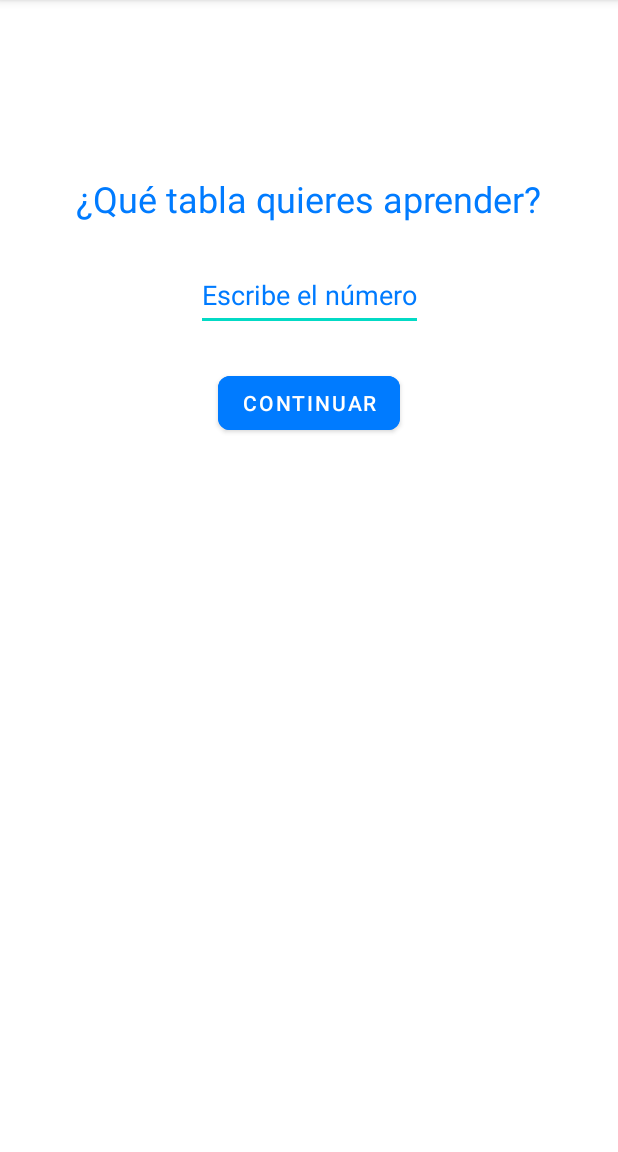
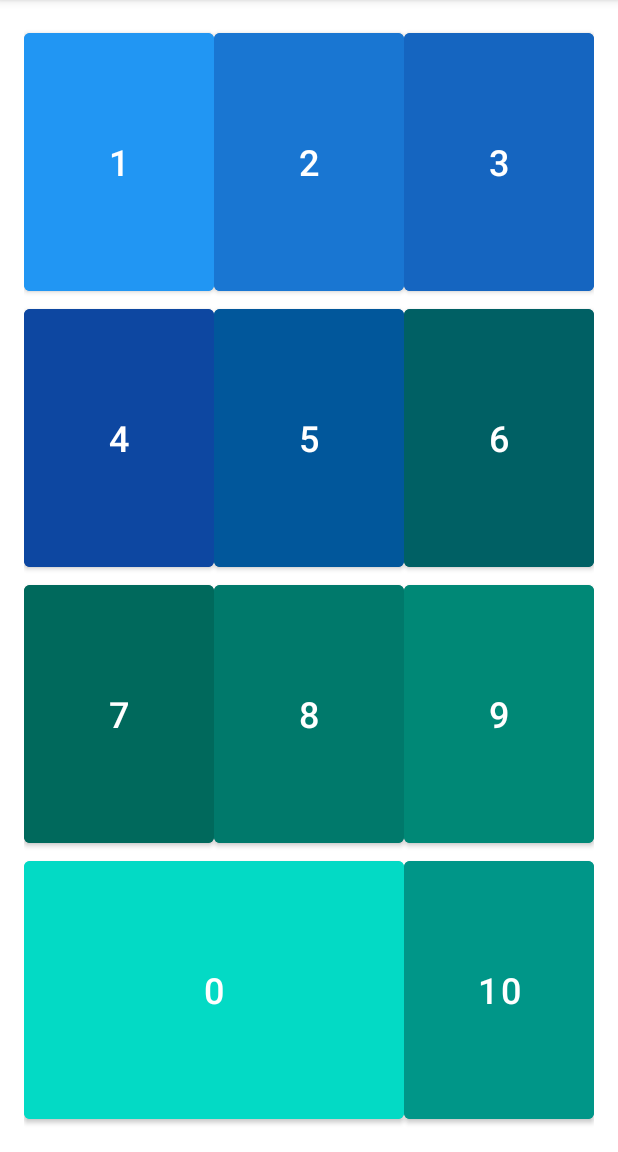
Before and after one commit to hilariocamachomore/MarinaAprendeAMultiplicar, an Android app: the ElegirTablaAprenderActivity screen opened directly, with no data from a screen before it, on a phone screen of 412 x 824 dp, the part 84-1236 px from its top. Run offline under Robolectric (Android 15) with nearby library versions, the light colour scheme and no system bars.

Commit message:
creados botones de colores en INF1

```diff
--- a/app/src/main/java/com/example/marinaaprendeamultiplicar/ElegirTablaAprenderActivity.kt
+++ b/app/src/main/java/com/example/marinaaprendeamultiplicar/ElegirTablaAprenderActivity.kt
@@ -1,30 +1,39 @@
 package com.example.marinaaprendeamultiplicar
 
+import android.annotation.SuppressLint
 import android.content.Intent
 import androidx.appcompat.app.AppCompatActivity
 import android.os.Bundle
 import android.widget.Button
-import android.widget.EditText
-import android.widget.Toast
 
 class ElegirTablaAprenderActivity : AppCompatActivity() {
+
+    @SuppressLint("MissingInflatedId")
     override fun onCreate(savedInstanceState: Bundle?) {
         super.onCreate(savedInstanceState)
         setContentView(R.layout.activity_elegir_tabla_aprender)
 
-        val edtNumeroTabla = findViewById<EditText>(R.id.edtNumeroTabla)
-        val btnContinuar = findViewById<Button>(R.id.btnContinuar)
+        // Configurar listeners para los botones
+        val buttons = arrayOf(
+            findViewById<Button>(R.id.button1),
+            findViewById<Button>(R.id.button2),
+            findViewById<Button>(R.id.button3),
+            findViewById<Button>(R.id.button4),
+            findViewById<Button>(R.id.button5),
+            findViewById<Button>(R.id.button6),
+            findViewById<Button>(R.id.button7),
+            findViewById<Button>(R.id.button8),
+            findViewById<Button>(R.id.button9),
+            findViewById<Button>(R.id.button10),
+            findViewById<Button>(R.id.button0) // Si también tienes el botón 0
+        )
 
-        btnContinuar.setOnClickListener {
-            val numeroTablaString = edtNumeroTabla.text.toString()
-            if (numeroTablaString.isNotEmpty()) {
-                val numeroTabla = numeroTablaString.toInt()
-                // Inicia la siguiente Activity y pasa el número de la tabla
+        for (i in buttons.indices) {
+            buttons[i].setOnClickListener {
+                val tablaSeleccionada = i + 1 // +1 porque los índices van de 0 a 9
                 val intent = Intent(this, AprenderTablaActivity::class.java)
-                intent.putExtra("NUMERO_TABLA", numeroTabla)
+                intent.putExtra("tabla", tablaSeleccionada)
                 startActivity(intent)
-            } else {
-                Toast.makeText(this, "Por favor, escribe un número", Toast.LENGTH_SHORT).show()
             }
         }
     }
--- a/app/src/main/res/layout/activity_elegir_tabla_aprender.xml
+++ b/app/src/main/res/layout/activity_elegir_tabla_aprender.xml
@@ -1,48 +1,110 @@
 <?xml version="1.0" encoding="utf-8"?>
-<androidx.constraintlayout.widget.ConstraintLayout
-    xmlns:android="http://schemas.android.com/apk/res/android"
-    xmlns:app="http://schemas.android.com/apk/res-auto"
+<GridLayout xmlns:android="http://schemas.android.com/apk/res/android"
     android:layout_width="match_parent"
     android:layout_height="match_parent"
+    android:columnCount="3"
+    android:rowCount="4"
     android:padding="16dp">
 
-    <TextView
-        android:id="@+id/txtInstruccion"
-        android:layout_width="wrap_content"
-        android:layout_height="wrap_content"
-        android:layout_marginTop="100dp"
-        android:text="¿Qué tabla quieres aprender?"
-        android:textColor="@color/blue"
+    <Button
+        android:id="@+id/button1"
+        android:text="1"
         android:textSize="24sp"
-        app:layout_constraintEnd_toEndOf="parent"
-        app:layout_constraintStart_toStartOf="parent"
-        app:layout_constraintTop_toTopOf="parent" />
-
-    <EditText
-        android:id="@+id/edtNumeroTabla"
-        android:layout_width="wrap_content"
-        android:layout_height="wrap_content"
-        android:layout_marginTop="24dp"
-        android:hint="Escribe el número"
-        android:inputType="number"
-        android:minHeight="48dp"
-        android:textColor="@color/blue"
-        android:textColorHint="@color/blue"
-        app:layout_constraintEnd_toEndOf="parent"
-        app:layout_constraintStart_toStartOf="parent"
-        app:layout_constraintTop_toBottomOf="@id/txtInstruccion" />
+        android:backgroundTint="@color/blue_1"
+        android:textColor="@color/white"
+        android:layout_columnWeight="1"
+        android:layout_rowWeight="1"/>
 
     <Button
-        android:id="@+id/btnContinuar"
-        android:layout_width="wrap_content"
-        android:layout_height="wrap_content"
-        android:text="Continuar"
-        android:backgroundTint="@color/blue"
+        android:id="@+id/button2"
+        android:text="2"
+        android:textSize="24sp"
+        android:backgroundTint="@color/blue_2"
         android:textColor="@color/white"
-        app:cornerRadius="8dp"
-        app:layout_constraintTop_toBottomOf="@id/edtNumeroTabla"
-        app:layout_constraintStart_toStartOf="parent"
-        app:layout_constraintEnd_toEndOf="parent"
-        android:layout_marginTop="24dp"/>
+        android:layout_columnWeight="1"
+        android:layout_rowWeight="1"/>
 
-</androidx.constraintlayout.widget.ConstraintLayout>
+    <Button
+        android:id="@+id/button3"
+        android:text="3"
+        android:textSize="24sp"
+        android:backgroundTint="@color/blue_3"
+        android:textColor="@color/white"
+        android:layout_columnWeight="1"
+        android:layout_rowWeight="1"/>
+
+    <Button
+        android:id="@+id/button4"
+        android:text="4"
+        android:textSize="24sp"
+        android:backgroundTint="@color/blue_4"
+        android:textColor="@color/white"
+        android:layout_columnWeight="1"
+        android:layout_rowWeight="1"/>
+
+    <Button
+        android:id="@+id/button5"
+        android:text="5"
+        android:textSize="24sp"
+        android:backgroundTint="@color/blue_5"
+        android:textColor="@color/white"
+        android:layout_columnWeight="1"
+        android:layout_rowWeight="1"/>
+
+    <Button
+        android:id="@+id/button6"
+        android:text="6"
+        android:textSize="24sp"
+        android:backgroundTint="@color/blue_6"
+        android:textColor="@color/white"
+        android:layout_columnWeight="1"
+        android:layout_rowWeight="1"/>
+
+    <Button
+        android:id="@+id/button7"
+        android:text="7"
+        android:textSize="24sp"
+        android:backgroundTint="@color/blue_7"
+        android:textColor="@color/white"
+        android:layout_columnWeight="1"
+        android:layout_rowWeight="1"/>
+
+    <Button
+        android:id="@+id/button8"
+        android:text="8"
+        android:textSize="24sp"
+        android:backgroundTint="@color/blue_8"
+        android:textColor="@color/white"
+        android:layout_columnWeight="1"
+        android:layout_rowWeight="1"/>
+
+    <Button
+        android:id="@+id/button9"
+        android:text="9"
+        android:textSize="24sp"
+        android:backgroundTint="@color/blue_9"
+        android:textColor="@color/white"
+        android:layout_columnWeight="1"
+        android:layout_rowWeight="1"/>
+
+
+    <Button
+        android:id="@+id/button0"
+        android:text="0"
+        android:textSize="24sp"
+        android:backgroundTint="@color/teal_200"
+        android:textColor="@color/white"
+        android:layout_columnWeight="1"
+        android:layout_rowWeight="1"
+        android:layout_columnSpan="2" />
+
+    <Button
+        android:id="@+id/button10"
+        android:text="10"
+        android:textSize="24sp"
+        android:backgroundTint="@color/blue_10"
+        android:textColor="@color/white"
+        android:layout_columnWeight="1"
+        android:layout_rowWeight="1"/>
+
+</GridLayout>
--- a/app/src/main/res/values/colors.xml
+++ b/app/src/main/res/values/colors.xml
@@ -15,5 +15,15 @@
     <color name="light_gray">#6E6D6A</color>
     <color name="light_brown">#E65217</color>
     <color name="light_red">#EC192A</color>
+    <color name="blue_1">#2196F3</color>
+    <color name="blue_2">#1976D2</color>
+    <color name="blue_3">#1565C0</color>
+    <color name="blue_4">#0D47A1</color>
+    <color name="blue_5">#01579B</color>
+    <color name="blue_6">#006064</color>
+    <color name="blue_7">#00695C</color>
+    <color name="blue_8">#00796B</color>
+    <color name="blue_9">#008876</color>
+    <color name="blue_10">#009688</color>
 
 </resources>
--- a/gradle/libs.versions.toml
+++ b/gradle/libs.versions.toml
@@ -1,5 +1,5 @@
 [versions]
-agp = "8.4.0"
+agp = "8.4.2"
 kotlin = "1.9.0"
 coreKtx = "1.13.1"
 junit = "4.13.2"
```
